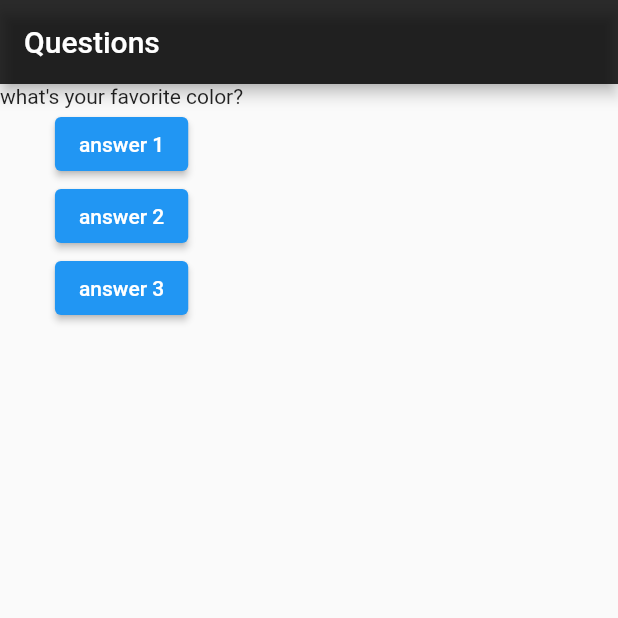
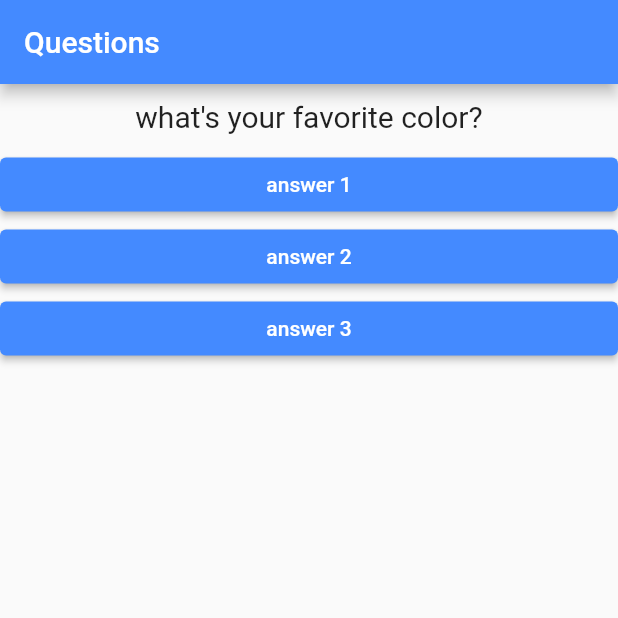
Before and after one commit to Luisferlim/questions-app-flutter, a Flutter app: the screen it shows after launch, on a phone screen of 412 x 824 dp, the top half of it. Run offline on Flutter 3.47's test engine with Material 2 defaults, Android fonts, the phone set to English and light mode, and no system bars.

```diff
--- /dev/null
+++ b/lib/answer.dart
@@ -0,0 +1,23 @@
+import 'package:flutter/material.dart';
+
+class Answer extends StatelessWidget {
+  final String answertext;
+  final void Function() onSelect;
+
+  const Answer(this.answertext, this.onSelect, {super.key});
+
+  @override
+  Widget build(BuildContext context) {
+    return SizedBox(
+      width: double.infinity,
+      child: ElevatedButton(
+        style: ElevatedButton.styleFrom(
+          backgroundColor: Colors.blueAccent,
+          foregroundColor: Colors.white,
+        ),
+        onPressed: onSelect,
+        child: Text(answertext),
+      ),
+    );
+  }
+}
--- a/lib/main.dart
+++ b/lib/main.dart
@@ -1,5 +1,6 @@
 import 'package:flutter/material.dart';
 import './question.dart';
+import './answer.dart';
 
 void main() => runApp(const PerguntaApp());
 
@@ -17,7 +18,7 @@ class _PerguntaAppState extends State<PerguntaApp> {
   Widget build(BuildContext context) {
     final questions = [
       'what\'s your favorite color?',
-      'which of those do you prefer?',
+      'which of those animals do you prefer?',
     ];
 
     return MaterialApp(
@@ -25,23 +26,14 @@ class _PerguntaAppState extends State<PerguntaApp> {
         home: Scaffold(
             appBar: AppBar(
               title: const Text('Questions'),
-              backgroundColor: const Color.fromARGB(210, 0, 0, 0),
+              backgroundColor: Colors.blueAccent,
             ),
             body: Column(
               children: [
                 Question(questions[_selectedanswer]),
-                ElevatedButton(
-                  onPressed: _answer,
-                  child: const Text('answer 1'),
-                ),
-                ElevatedButton(
-                  onPressed: _answer,
-                  child: const Text('answer 2'),
-                ),
-                ElevatedButton(
-                  onPressed: _answer,
-                  child: const Text('answer 3'),
-                ),
+                Answer('answer 1', _answer),
+                Answer('answer 2', _answer),
+                Answer('answer 3', _answer),
               ],
             )));
   }
--- a/lib/question.dart
+++ b/lib/question.dart
@@ -7,6 +7,14 @@ class Question extends StatelessWidget {
 
   @override
   Widget build(BuildContext context) {
-    return Text(texto);
+    return Container(
+      width: double.infinity,
+      margin: const EdgeInsets.all(10),
+      child: Text(
+        texto,
+        style: const TextStyle(fontSize: 20),
+        textAlign: TextAlign.center,
+      ),
+    );
   }
 }
```
